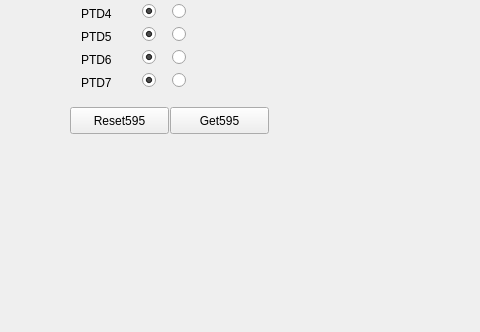
First picture: the form in Code/driver/boardTest/mainwindow.ui, repository beaquant/elephant, before the edit; both pictures show x 0 to 480 and y 330 to 662 of the 1036 by 662 pixel window.
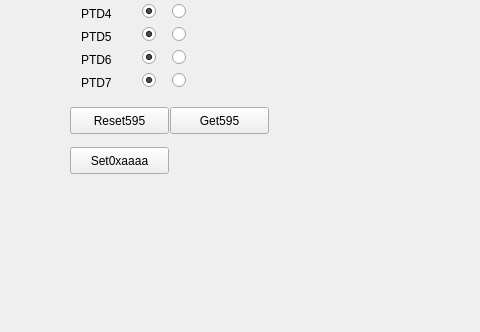
Second picture: the form after the edit.

The edit to the form file:
```diff
--- a/Code/driver/boardTest/mainwindow.ui
+++ b/Code/driver/boardTest/mainwindow.ui
@@ -1024,6 +1024,19 @@
      <string>DS</string>
     </property>
    </widget>
+   <widget class="QPushButton" name="Set0xaaaa">
+    <property name="geometry">
+     <rect>
+      <x>70</x>
+      <y>460</y>
+      <width>99</width>
+      <height>27</height>
+     </rect>
+    </property>
+    <property name="text">
+     <string>Set0xaaaa</string>
+    </property>
+   </widget>
    <zorder>layoutWidget</zorder>
    <zorder>HC595PIN1_0</zorder>
    <zorder>label</zorder>
```
Left out of the diff: 27 changed lines with no effect on the pictures.
